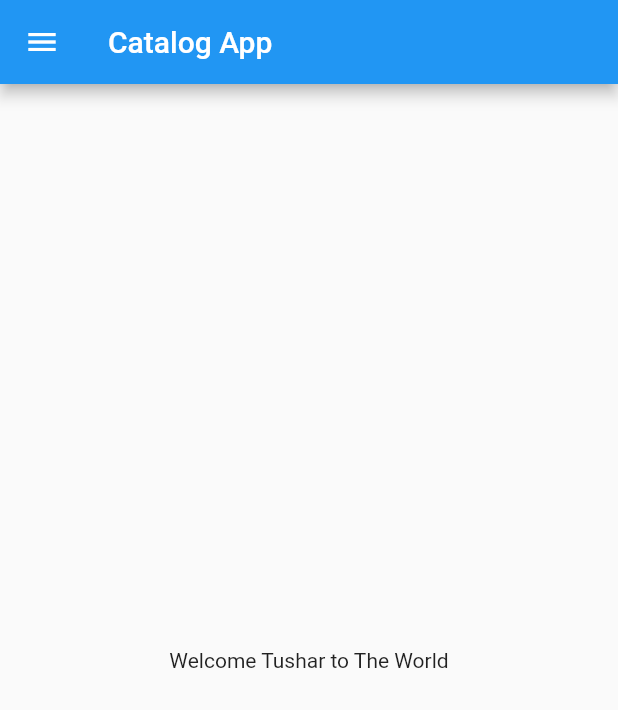
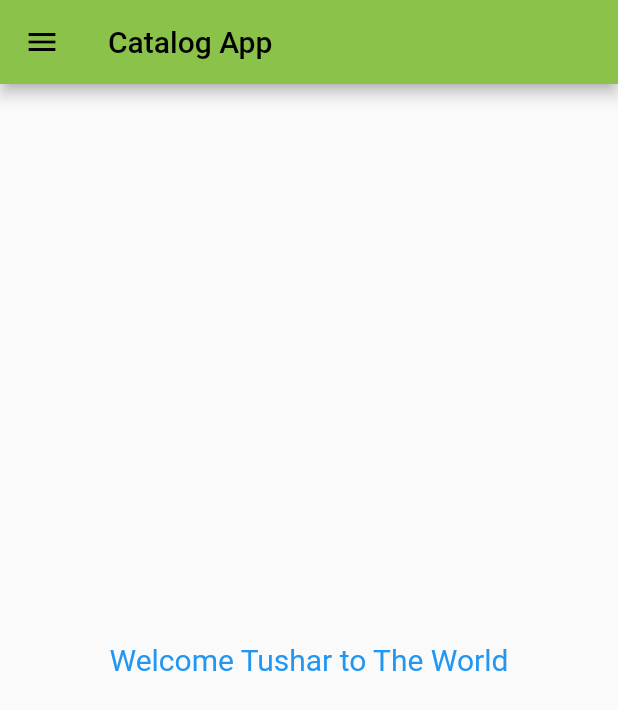
Before and after one commit to Tushar0312/Flutter-Tutorial, a Flutter app: the screen it shows after launch, on a phone screen of 412 x 824 dp. Shown: the top 710 px of the screen. Run offline on Flutter 3.47's test engine with Material 2 defaults, Android fonts, the phone set to English and light mode, and no system bars.

Commit message:
Day 3 Completed

```diff
--- a/lib/main.dart
+++ b/lib/main.dart
@@ -1,5 +1,6 @@
 import 'package:flutter/material.dart';
-import 'package:flutter_catalog/home.dart';
+import 'package:flutter_catalog/pages/home_page.dart';
+import 'package:flutter_catalog/pages/login_page.dart';
 
 void main() {
   runApp(MyApp());
@@ -8,6 +9,18 @@ void main() {
 class MyApp extends StatelessWidget {
   @override
   Widget build(BuildContext context) {
-    return MaterialApp(home: HomePage());
+    return MaterialApp(
+      themeMode: ThemeMode.light,
+      theme: ThemeData(primarySwatch: Colors.lightGreen),
+      darkTheme: ThemeData(
+        brightness: Brightness.dark,
+      ),
+      initialRoute: "/home",
+      routes: {
+        "/": (context) => LoginPage(),
+        "/home": (context) => HomePage(),
+        "/login": (context) => LoginPage(),
+      },
+    );
   }
 }
--- a/lib/home.dart
+++ b/lib/pages/home_page.dart
@@ -12,7 +12,10 @@ class HomePage extends StatelessWidget {
       ),
       body: Center(
         child: Container(
-          child: Text("Welcome $name to The World"),
+          child: Text(
+            "Welcome $name to The World",
+            style: TextStyle(color: Colors.blue, fontSize: 20),
+          ),
         ),
       ),
       drawer: Drawer(),
```
Also changed, not shown: lib/pages/login_page.dart (added, +20 -0 lines).
